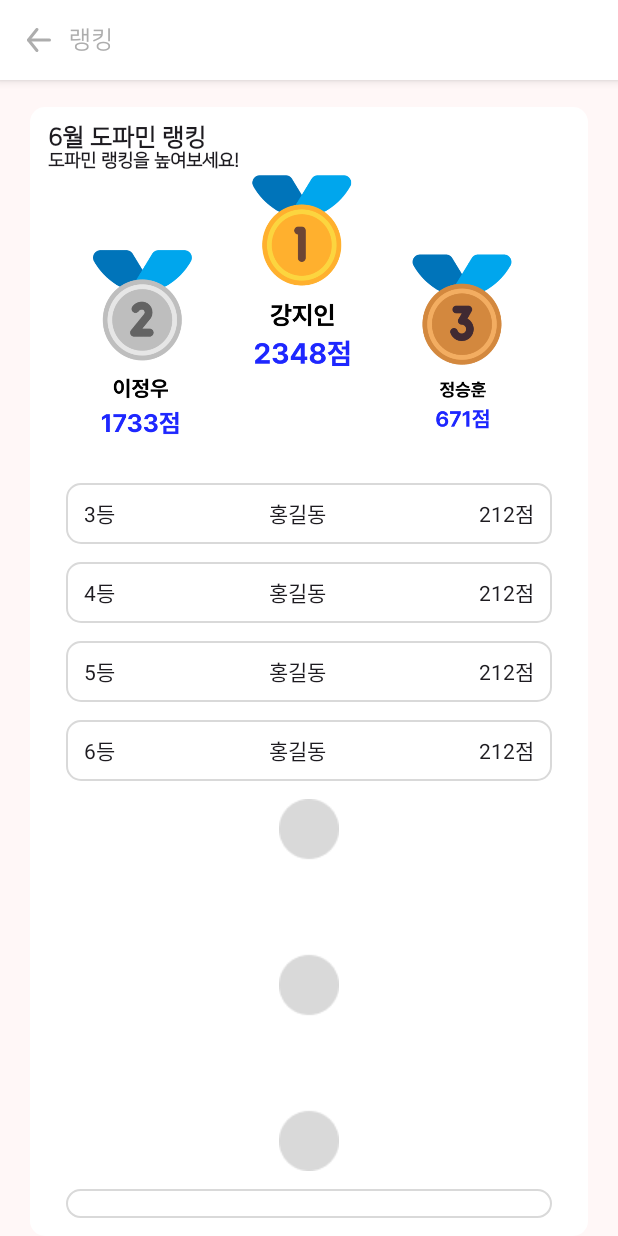
After one commit to Tmdhoon2/2024-appjam, an Android app built with Jetpack Compose: the composable RankingScreen shown on its own in the app's theme, on a phone screen of 412 x 824 dp. The commit adds this screen. Run offline under Robolectric (Android 15) with nearby library versions, the phone set to English and light mode, and no system bars.

Commit message:
feat :: ranking

```diff
--- a/app/src/main/java/com/seunghoon/generator/component/BottomNavigationBar.kt
+++ b/app/src/main/java/com/seunghoon/generator/component/BottomNavigationBar.kt
@@ -19,6 +19,7 @@ import com.seunghoon.generator.R
 import com.seunghoon.generator.navigation.NavigationRoute
 
 private val menus = listOf(
+    BottomMenu.Ranking,
     BottomMenu.Tab1,
     BottomMenu.Home,
     BottomMenu.Tab2,
@@ -28,14 +29,19 @@ sealed class BottomMenu(
     val route: String,
     @DrawableRes val iconRes: Int,
 ) {
-    object Home : BottomMenu(
-        route = NavigationRoute.Root.HOME,
-        iconRes = R.drawable.ic_home,
+    object Ranking : BottomMenu(
+        route = NavigationRoute.Root.RANKING,
+        iconRes = R.drawable.ic_ranking,
     )
 
     object Tab1 : BottomMenu(
         route = NavigationRoute.Root.RECOMMEND,
         iconRes = R.drawable.ic_icon1,
+    )
+
+    object Home : BottomMenu(
+        route = NavigationRoute.Root.HOME,
+        iconRes = R.drawable.ic_home,
     )
 
     object Tab2 : BottomMenu(
--- a/app/src/main/java/com/seunghoon/generator/feature/RootScreen.kt
+++ b/app/src/main/java/com/seunghoon/generator/feature/RootScreen.kt
@@ -10,6 +10,7 @@ import androidx.navigation.compose.composable
 import androidx.navigation.compose.rememberNavController
 import com.seunghoon.generator.component.BottomNavigationBar
 import com.seunghoon.generator.feature.home.HomeScreen
+import com.seunghoon.generator.feature.ranking.RankingScreen
 import com.seunghoon.generator.feature.recommend.RecommendScreen
 import com.seunghoon.generator.navigation.NavigationRoute
 
@@ -25,6 +26,9 @@ internal fun RootScreen(navHostController: NavHostController) {
             navController = navController,
             startDestination = NavigationRoute.Root.HOME,
         ) {
+            composable(route = NavigationRoute.Root.RANKING) {
+                RankingScreen(navController = navController)
+            }
             composable(route = NavigationRoute.Root.RECOMMEND) {
                 RecommendScreen(navController = navController)
             }
--- /dev/null
+++ b/app/src/main/java/com/seunghoon/generator/feature/ranking/RankingScreen.kt
@@ -0,0 +1,163 @@
+package com.seunghoon.generator.feature.ranking
+
+import androidx.compose.foundation.Image
+import androidx.compose.foundation.background
+import androidx.compose.foundation.border
+import androidx.compose.foundation.clickable
+import androidx.compose.foundation.interaction.MutableInteractionSource
+import androidx.compose.foundation.layout.Arrangement
+import androidx.compose.foundation.layout.Column
+import androidx.compose.foundation.layout.Row
+import androidx.compose.foundation.layout.Spacer
+import androidx.compose.foundation.layout.fillMaxSize
+import androidx.compose.foundation.layout.fillMaxWidth
+import androidx.compose.foundation.layout.height
+import androidx.compose.foundation.layout.padding
+import androidx.compose.foundation.layout.width
+import androidx.compose.foundation.shape.RoundedCornerShape
+import androidx.compose.material3.Icon
+import androidx.compose.material3.Text
+import androidx.compose.runtime.Composable
+import androidx.compose.runtime.remember
+import androidx.compose.ui.Alignment
+import androidx.compose.ui.Modifier
+import androidx.compose.ui.draw.clip
+import androidx.compose.ui.draw.shadow
+import androidx.compose.ui.graphics.Color
+import androidx.compose.ui.res.painterResource
+import androidx.compose.ui.text.font.FontWeight
+import androidx.compose.ui.unit.dp
+import androidx.compose.ui.unit.sp
+import androidx.navigation.NavController
+import com.seunghoon.designsystem.ui.theme.Typography
+import com.seunghoon.generator.R
+
+@Composable
+internal fun RankingScreen(navController: NavController) {
+    Column(
+        modifier = Modifier
+            .fillMaxSize()
+            .background(Color(0xFFFFF7F7))
+
+    ) {
+        Header2(onClick = { /*TODO*/ }, title = "랭킹")
+        Spacer(modifier = Modifier.height(18.dp))
+        Column(
+            modifier = Modifier
+                .clip(RoundedCornerShape(10.dp))
+                .padding(horizontal = 20.dp)
+                .background(
+                    color = Color.White,
+                    shape = RoundedCornerShape(10.dp),
+                )
+                .padding(
+                    horizontal = 12.dp,
+                    vertical = 12.dp,
+                ),
+        ) {
+            Column {
+                Text(
+                    text = "6월 도파민 랭킹",
+                    style = Typography.HeadLine.copy(
+                        fontSize = 16.sp,
+
+                        ),
+                    fontWeight = FontWeight.Bold,
+                )
+                Text(
+                    text = "도파민 랭킹을 높여보세요!",
+                    style = Typography.HeadLine.copy(
+                        fontSize = 12.sp,
+                    ),
+                )
+            }
+            Image(
+                modifier = Modifier.padding(horizontal = 30.dp),
+                painter = painterResource(id = R.drawable.ic_6),
+                contentDescription = null,
+            )
+            Spacer(modifier = Modifier.height(28.dp))
+            Column(
+                verticalArrangement = Arrangement.spacedBy(12.dp),
+                horizontalAlignment = Alignment.CenterHorizontally,
+            ) {
+                repeat(4) {
+                    Rank(
+                        id = it + 3,
+                        name = "홍길동",
+                        score = "212",
+                    )
+                }
+                Image(
+                    painter = painterResource(id = R.drawable.ic7),
+                    contentDescription = null,
+                )
+                Rank(
+                    id = 8,
+                    name = "홍길동",
+                    score = "212",
+                )
+            }
+        }
+    }
+}
+
+@Composable
+fun Rank(
+    id: Int,
+    name: String,
+    score: String,
+) {
+    Row(
+        modifier = Modifier
+            .fillMaxWidth()
+            .padding(horizontal = 12.dp)
+            .background(Color.White)
+            .border(width = 1.dp, color = Color(0xFFD9D9D9), shape = RoundedCornerShape(10.dp))
+            .padding(
+                horizontal = 12.dp,
+                vertical = 10.dp,
+            ),
+        horizontalArrangement = Arrangement.SpaceBetween,
+        verticalAlignment = Alignment.CenterVertically,
+    ) {
+        Text(text = "${id}등")
+        Text(text = name)
+        Text(text = "${score}점")
+    }
+}
+
+@Composable
+internal fun Header2(
+    onClick: () -> Unit,
+    title: String,
+) {
+    Row(
+        modifier = Modifier
+            .fillMaxWidth()
+            .shadow(elevation = 4.dp)
+            .background(color = Color.White)
+            .padding(vertical = 18.dp),
+        verticalAlignment = Alignment.CenterVertically,
+    ) {
+        Spacer(modifier = Modifier.width(18.dp))
+        Icon(
+            modifier = Modifier.clickable(
+                onClick = onClick,
+                indication = null,
+                interactionSource = remember { MutableInteractionSource() },
+            ),
+            painter = painterResource(id = R.drawable.ic_back),
+            contentDescription = null,
+            tint = Color(0xFFADADAD),
+        )
+        Spacer(modifier = Modifier.width(12.dp))
+        Text(
+            text = title,
+            style = Typography.Medium.copy(
+                fontSize = 16.sp,
+                color = Color(0xFFADADAD),
+            )
+        )
+    }
+}
--- a/app/src/main/java/com/seunghoon/generator/navigation/NavigationRoute.kt
+++ b/app/src/main/java/com/seunghoon/generator/navigation/NavigationRoute.kt
@@ -11,6 +11,7 @@ sealed class NavigationRoute(val route: String) {
     }
 
     data object Root : NavigationRoute("root") {
+        val RANKING = "${this.route}/ranking"
         val RECOMMEND = "${this.route}/recommend"
         val HOME = "${this.route}/home"
         val TAB2 = "${this.route}/tab2"
--- /dev/null
+++ b/app/src/main/res/drawable/ic_back.xml
@@ -0,0 +1,20 @@
+<vector xmlns:android="http://schemas.android.com/apk/res/android"
+    android:width="16dp"
+    android:height="16dp"
+    android:viewportWidth="16"
+    android:viewportHeight="16">
+  <path
+      android:pathData="M1,8H15"
+      android:strokeLineJoin="round"
+      android:strokeWidth="2"
+      android:fillColor="#00000000"
+      android:strokeColor="#ADADAD"
+      android:strokeLineCap="round"/>
+  <path
+      android:pathData="M6.6,1L1,8L6.6,15"
+      android:strokeLineJoin="round"
+      android:strokeWidth="2"
+      android:fillColor="#00000000"
+      android:strokeColor="#ADADAD"
+      android:strokeLineCap="round"/>
+</vector>
--- /dev/null
+++ b/app/src/main/res/drawable/ic_ranking.xml
@@ -0,0 +1,9 @@
+<vector xmlns:android="http://schemas.android.com/apk/res/android"
+    android:width="21dp"
+    android:height="20dp"
+    android:viewportWidth="21"
+    android:viewportHeight="20">
+  <path
+      android:pathData="M0.5,6.25H5.5V20H0.5V6.25ZM15.5,11.25H20.5V20H15.5V11.25ZM8,0H13V20H8V0Z"
+      android:fillColor="#D9D9D9"/>
+</vector>
```
Also changed, not shown: app/src/main/res/drawable/ic7.png (added), app/src/main/res/drawable/ic_6.png (added).
